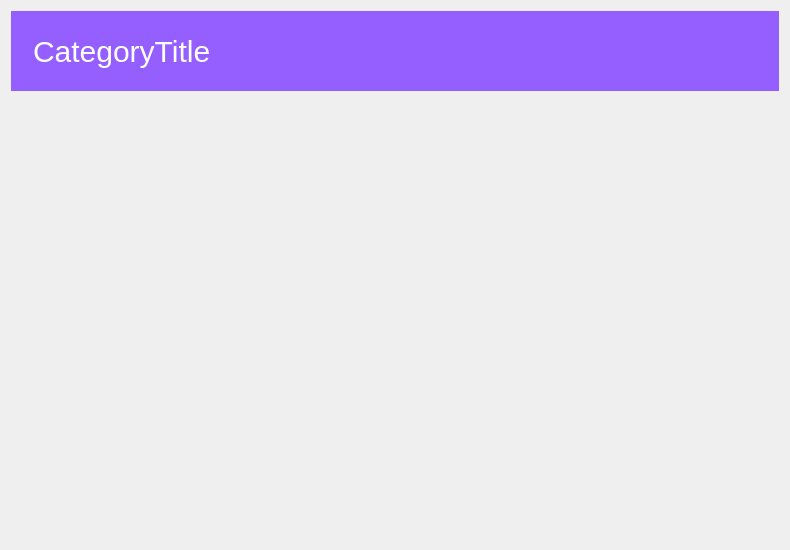
This is copyclare/ui/banner.ui in MotionInput/Team14-CopyClare as Qt 5 draws it before an edit. The edited form follows.
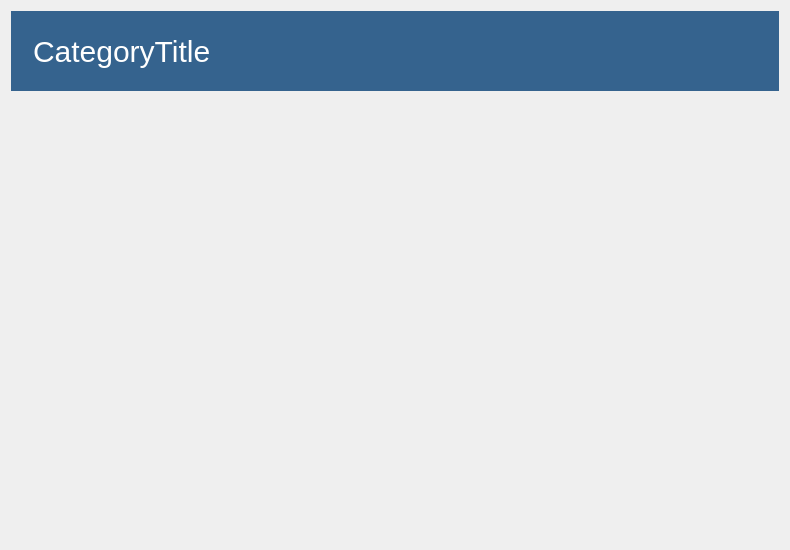
This is the edited form.

The edit to the form file:
```diff
--- a/copyclare/ui/banner.ui
+++ b/copyclare/ui/banner.ui
@@ -52,7 +52,7 @@
       </font>
      </property>
      <property name="styleSheet">
-      <string notr="true">background-color: #955fff;
+      <string notr="true">background-color: #35638e;
 padding: 15px;
 font-size: 30px</string>
      </property>
```
Left out of the diff: 4 changed lines with no effect on the pictures.
